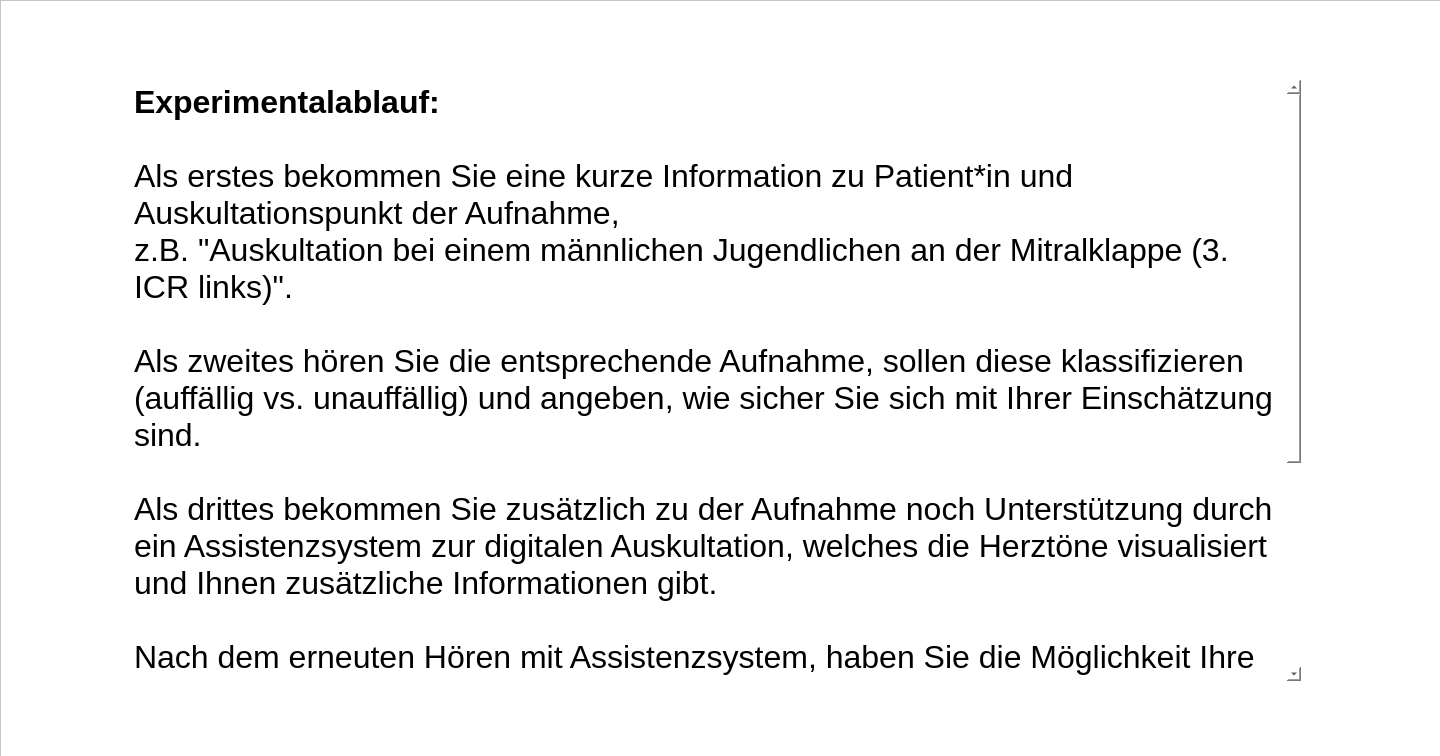
Before: the Qt Designer form forms/instructions2.ui in IKI-Lab/auscultation_AI_noise_exp, drawn with Qt 5.
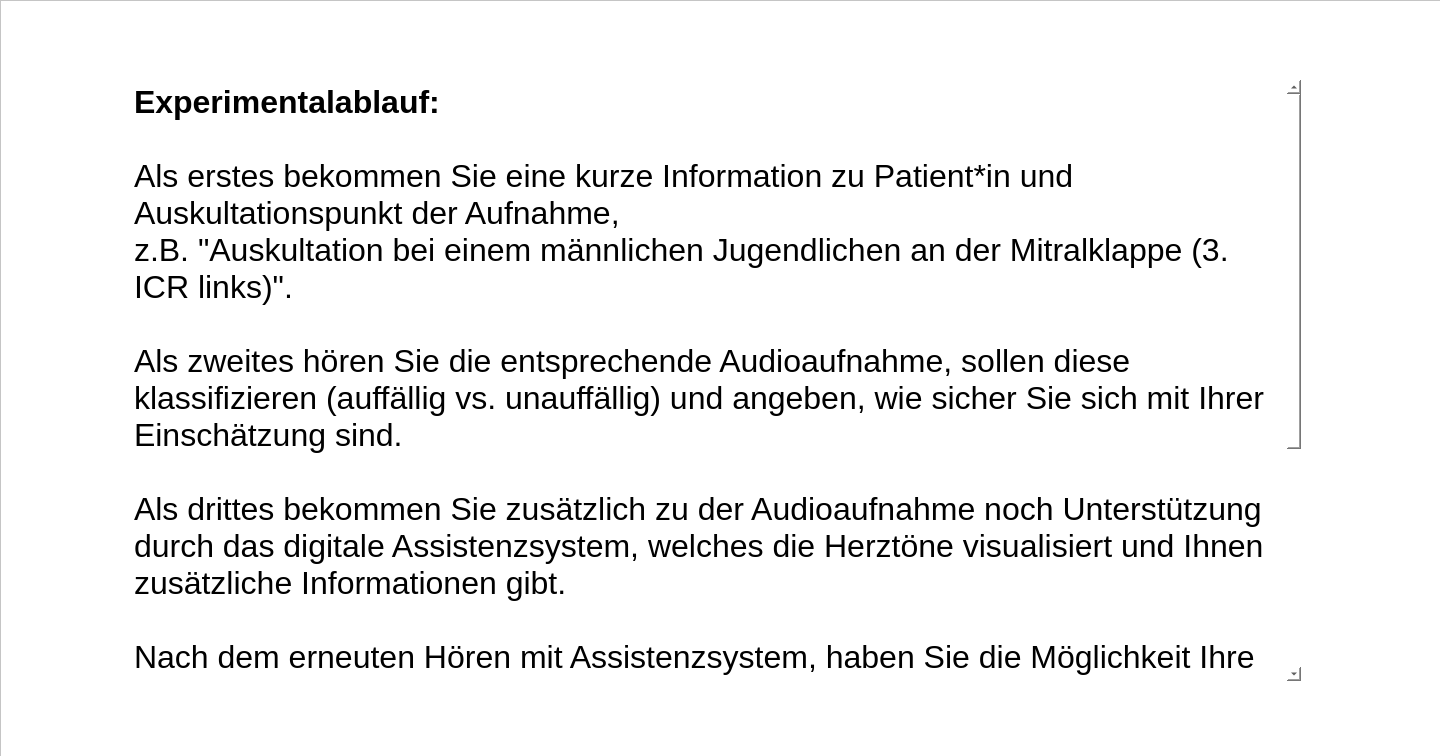
After: the same form once the commit is applied.

Commit message: Neue Instruktionen und Screencasts für die Audios (mit Stethoskop Icon und Hinweis zu Taste Q)

Patch:
```diff
--- a/forms/instructions2.ui
+++ b/forms/instructions2.ui
@@ -81,11 +81,11 @@
 &lt;p style=&quot; margin-top:0px; margin-bottom:0px; margin-left:0px; margin-right:0px; -qt-block-indent:0; text-indent:0px;&quot;&gt;&lt;span style=&quot; font-family:'Helvetica Neue'; font-size:24pt;&quot;&gt;Als erstes bekommen Sie eine kurze Information zu Patient*in und Auskultationspunkt der Aufnahme, &lt;/span&gt;&lt;/p&gt;
 &lt;p style=&quot; margin-top:0px; margin-bottom:0px; margin-left:0px; margin-right:0px; -qt-block-indent:0; text-indent:0px;&quot;&gt;&lt;span style=&quot; font-family:'Helvetica Neue'; font-size:24pt;&quot;&gt;z.B. &amp;quot;Auskultation bei einem männlichen Jugendlichen an der Mitralklappe (3. ICR links)&amp;quot;.&lt;/span&gt;&lt;/p&gt;
 &lt;p style=&quot;-qt-paragraph-type:empty; margin-top:0px; margin-bottom:0px; margin-left:0px; margin-right:0px; -qt-block-indent:0; text-indent:0px; font-family:'Helvetica Neue'; font-size:24pt;&quot;&gt;&lt;br /&gt;&lt;/p&gt;
-&lt;p style=&quot; margin-top:0px; margin-bottom:0px; margin-left:0px; margin-right:0px; -qt-block-indent:0; text-indent:0px;&quot;&gt;&lt;span style=&quot; font-family:'Helvetica Neue'; font-size:24pt;&quot;&gt;Als zweites hören Sie die entsprechende Aufnahme, sollen diese klassifizieren (auffällig vs. unauffällig) und angeben, wie sicher Sie sich mit Ihrer Einschätzung sind.&lt;/span&gt;&lt;/p&gt;
-&lt;p style=&quot; margin-top:0px; margin-bottom:0px; margin-left:0px; margin-right:0px; -qt-block-indent:0; text-indent:0px;&quot;&gt;&lt;span style=&quot; font-family:'Helvetica Neue'; font-size:24pt;&quot;&gt;&lt;br /&gt;Als drittes bekommen Sie zusätzlich zu der Aufnahme noch Unterstützung durch ein Assistenzsystem zur digitalen Auskultation, welches die Herztöne visualisiert und Ihnen zusätzliche Informationen gibt.&lt;/span&gt;&lt;/p&gt;
+&lt;p style=&quot; margin-top:0px; margin-bottom:0px; margin-left:0px; margin-right:0px; -qt-block-indent:0; text-indent:0px;&quot;&gt;&lt;span style=&quot; font-family:'Helvetica Neue'; font-size:24pt;&quot;&gt;Als zweites hören Sie die entsprechende Audioaufnahme, sollen diese klassifizieren (auffällig vs. unauffällig) und angeben, wie sicher Sie sich mit Ihrer Einschätzung sind.&lt;/span&gt;&lt;/p&gt;
+&lt;p style=&quot; margin-top:0px; margin-bottom:0px; margin-left:0px; margin-right:0px; -qt-block-indent:0; text-indent:0px;&quot;&gt;&lt;span style=&quot; font-family:'Helvetica Neue'; font-size:24pt;&quot;&gt;&lt;br /&gt;Als drittes bekommen Sie zusätzlich zu der Audioaufnahme noch Unterstützung durch das digitale Assistenzsystem, welches die Herztöne visualisiert und Ihnen zusätzliche Informationen gibt.&lt;/span&gt;&lt;/p&gt;
 &lt;p style=&quot; margin-top:0px; margin-bottom:0px; margin-left:0px; margin-right:0px; -qt-block-indent:0; text-indent:0px;&quot;&gt;&lt;span style=&quot; font-family:'Helvetica Neue'; font-size:24pt;&quot;&gt;&lt;br /&gt;Nach dem erneuten Hören mit Assistenzsystem, haben Sie die Möglichkeit Ihre vorherige Entscheidung zu revidieren und es wird erneut abgefragt, wie sicher Sie sich sind. Außerdem sollen Sie angeben, wie sehr Sie dem System vertrauen und wie schwierig Sie die Klassifikation fanden.&lt;/span&gt;&lt;/p&gt;
 &lt;p style=&quot;-qt-paragraph-type:empty; margin-top:0px; margin-bottom:0px; margin-left:0px; margin-right:0px; -qt-block-indent:0; text-indent:0px; font-family:'Helvetica Neue'; font-size:24pt;&quot;&gt;&lt;br /&gt;&lt;/p&gt;
-&lt;p style=&quot; margin-top:0px; margin-bottom:0px; margin-left:0px; margin-right:0px; -qt-block-indent:0; text-indent:0px;&quot;&gt;&lt;span style=&quot; font-family:'Helvetica Neue'; font-size:24pt;&quot;&gt;Am Ende des Experimentes bekommen Sie noch einen Fragebogen zur Systemevaluation und die Möglichkeit, Rückmeldung zu der Studie zu geben.&lt;/span&gt;&lt;/p&gt;
+&lt;p style=&quot; margin-top:0px; margin-bottom:0px; margin-left:0px; margin-right:0px; -qt-block-indent:0; text-indent:0px;&quot;&gt;&lt;span style=&quot; font-family:'Helvetica Neue'; font-size:24pt;&quot;&gt;Am Ende des Experimentes bekommen Sie noch einen Fragebogen zur Auskultationsbefundung und haben dann die Möglichkeit, Rückmeldung zu der Studie zu geben.&lt;/span&gt;&lt;/p&gt;
 &lt;p style=&quot;-qt-paragraph-type:empty; margin-top:0px; margin-bottom:0px; margin-left:0px; margin-right:0px; -qt-block-indent:0; text-indent:0px; font-family:'Helvetica Neue'; font-size:24pt;&quot;&gt;&lt;br /&gt;&lt;/p&gt;
 &lt;p style=&quot; margin-top:0px; margin-bottom:0px; margin-left:0px; margin-right:0px; -qt-block-indent:0; text-indent:0px;&quot;&gt;&lt;span style=&quot; font-family:'Helvetica Neue'; font-size:24pt;&quot;&gt;Im Folgenden erhalten Sie noch weitere Informationen über das Assistenzsystem. Lesen Sie diese bitte gründlich!&lt;/span&gt;&lt;span style=&quot; font-size:24pt;&quot;&gt; &lt;/span&gt;&lt;/p&gt;&lt;/body&gt;&lt;/html&gt;</string>
     </property>
```
The commit also changes 19 other files.
